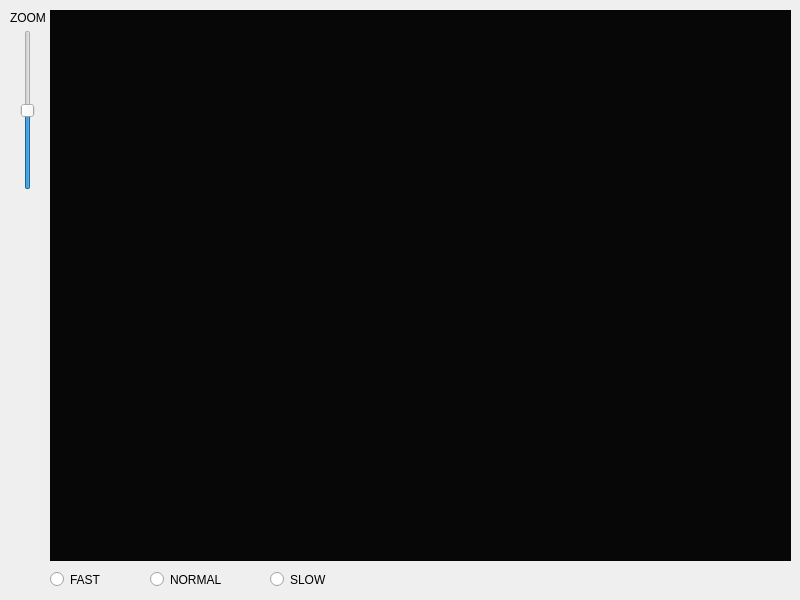
SamuelRuizVargas/prac6_info2_sem3, file interfaz.ui: the form before one commit.
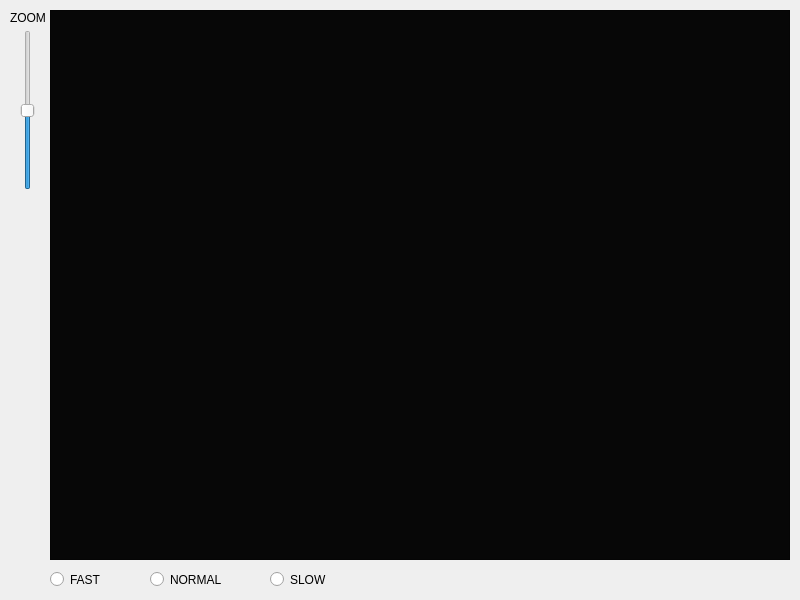
The form after the commit.

Commit message: Actualizada la interfaz

The edit to the form file:
```diff
--- a/interfaz.ui
+++ b/interfaz.ui
@@ -19,8 +19,8 @@
      <rect>
       <x>50</x>
       <y>10</y>
-      <width>741</width>
-      <height>551</height>
+      <width>740</width>
+      <height>550</height>
      </rect>
     </property>
     <property name="styleSheet">
```
The commit also changes 2 other files.
